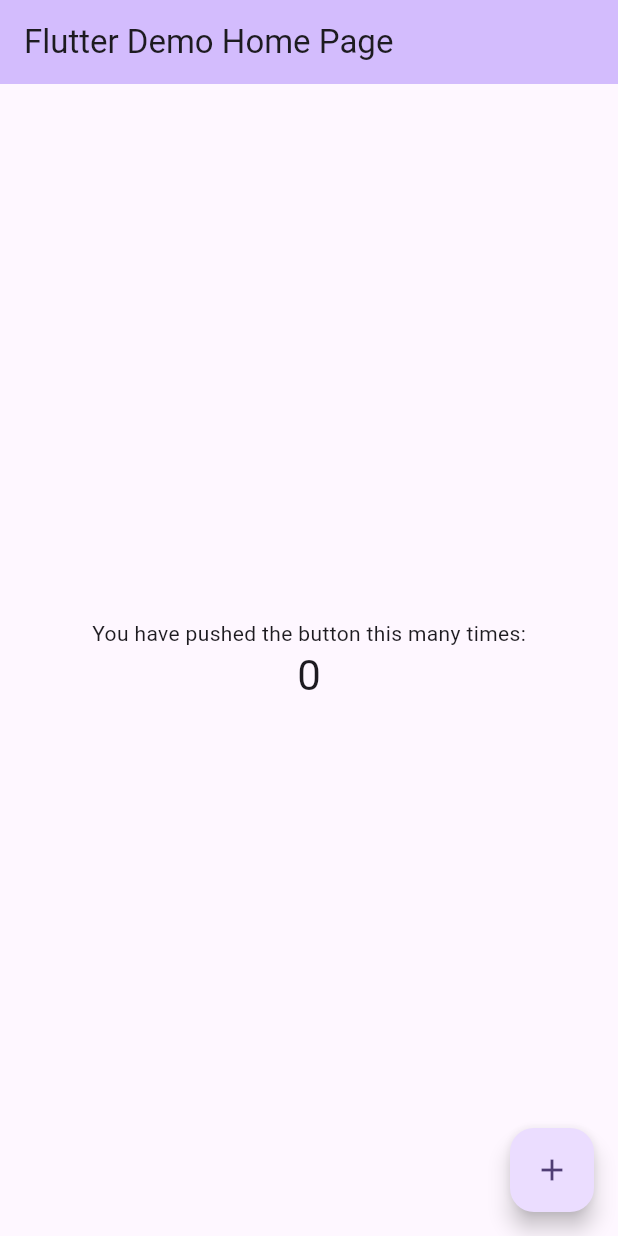
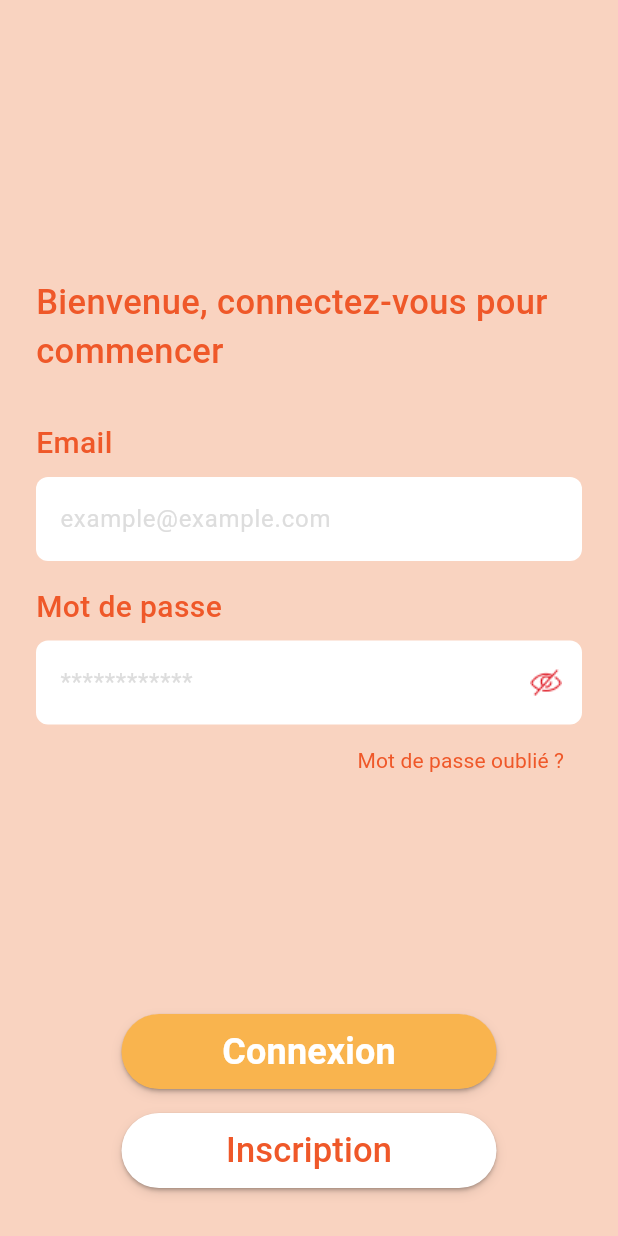
Before and after one commit to RomainDoyen/chicken_grills, a Flutter app: the screen it shows after launch, on a phone screen of 412 x 824 dp. Run offline on Flutter 3.47's test engine with Material 3 defaults, Android fonts, the phone set to English and light mode, and no system bars; our stand-ins replace firebase_core; accounts and stored records are empty.

Commit message:
Création d'un splashscreen et d'une page de login

```diff
--- a/lib/main.dart
+++ b/lib/main.dart
@@ -1,122 +1,65 @@
+import 'package:chicken_grills/pages/forms/login.dart';
+import 'package:chicken_grills/splash_screen.dart';
 import 'package:flutter/material.dart';
+import 'package:flutter/services.dart';
 
-void main() {
+void main() async {
+  WidgetsFlutterBinding.ensureInitialized();
+
+  // Verrouillage de l'orientation en mode portrait
+  await SystemChrome.setPreferredOrientations([DeviceOrientation.portraitUp]);
+
+  // Initialiser l'environnement en premier !
+  //await Environment.initialize();
+
   runApp(const MyApp());
 }
 
-class MyApp extends StatelessWidget {
+class MyApp extends StatefulWidget {
   const MyApp({super.key});
 
-  // This widget is the root of your application.
   @override
-  Widget build(BuildContext context) {
-    return MaterialApp(
-      title: 'Flutter Demo',
-      theme: ThemeData(
-        // This is the theme of your application.
-        //
-        // TRY THIS: Try running your application with "flutter run". You'll see
-        // the application has a purple toolbar. Then, without quitting the app,
-        // try changing the seedColor in the colorScheme below to Colors.green
-        // and then invoke "hot reload" (save your changes or press the "hot
-        // reload" button in a Flutter-supported IDE, or press "r" if you used
-        // the command line to start the app).
-        //
-        // Notice that the counter didn't reset back to zero; the application
-        // state is not lost during the reload. To reset the state, use hot
-        // restart instead.
-        //
-        // This works for code too, not just values: Most code changes can be
-        // tested with just a hot reload.
-        colorScheme: ColorScheme.fromSeed(seedColor: Colors.deepPurple),
-      ),
-      home: const MyHomePage(title: 'Flutter Demo Home Page'),
-    );
-  }
+  State<MyApp> createState() => _MyAppState();
 }
 
-class MyHomePage extends StatefulWidget {
-  const MyHomePage({super.key, required this.title});
-
-  // This widget is the home page of your application. It is stateful, meaning
-  // that it has a State object (defined below) that contains fields that affect
-  // how it looks.
-
-  // This class is the configuration for the state. It holds the values (in this
-  // case the title) provided by the parent (in this case the App widget) and
-  // used by the build method of the State. Fields in a Widget subclass are
-  // always marked "final".
-
-  final String title;
+class _MyAppState extends State<MyApp> with WidgetsBindingObserver {
+  //final SessionManager _sessionManager = SessionManager();
+  final GlobalKey<NavigatorState> navigatorKey = GlobalKey<NavigatorState>();
 
   @override
-  State<MyHomePage> createState() => _MyHomePageState();
-}
+  void initState() {
+    super.initState();
+    WidgetsBinding.instance.addObserver(this);
+  }
 
-class _MyHomePageState extends State<MyHomePage> {
-  int _counter = 0;
+  @override
+  void dispose() {
+    WidgetsBinding.instance.removeObserver(this);
+    super.dispose();
+  }
 
-  void _incrementCounter() {
-    setState(() {
-      // This call to setState tells the Flutter framework that something has
-      // changed in this State, which causes it to rerun the build method below
-      // so that the display can reflect the updated values. If we changed
-      // _counter without calling setState(), then the build method would not be
-      // called again, and so nothing would appear to happen.
-      _counter++;
-    });
+  @override
+  void didChangeAppLifecycleState(AppLifecycleState state) {
+    /*if (navigatorKey.currentContext != null) {
+      _sessionManager.onAppStateChanged(state, navigatorKey.currentContext!);
+    }*/
   }
 
   @override
   Widget build(BuildContext context) {
-    // This method is rerun every time setState is called, for instance as done
-    // by the _incrementCounter method above.
-    //
-    // The Flutter framework has been optimized to make rerunning build methods
-    // fast, so that you can just rebuild anything that needs updating rather
-    // than having to individually change instances of widgets.
-    return Scaffold(
-      appBar: AppBar(
-        // TRY THIS: Try changing the color here to a specific color (to
-        // Colors.amber, perhaps?) and trigger a hot reload to see the AppBar
-        // change color while the other colors stay the same.
-        backgroundColor: Theme.of(context).colorScheme.inversePrimary,
-        // Here we take the value from the MyHomePage object that was created by
-        // the App.build method, and use it to set our appbar title.
-        title: Text(widget.title),
+    return MaterialApp(
+      navigatorKey: navigatorKey,
+      //debugShowCheckedModeBanner: Environment.showDebugBanner,
+      theme: ThemeData(
+        dialogBackgroundColor: const Color(0xFFF9D3C0),
+        primarySwatch: Colors.blue,
+        iconTheme: const IconThemeData(color: Color(0xFFF9D3C0)),
       ),
-      body: Center(
-        // Center is a layout widget. It takes a single child and positions it
-        // in the middle of the parent.
-        child: Column(
-          // Column is also a layout widget. It takes a list of children and
-          // arranges them vertically. By default, it sizes itself to fit its
-          // children horizontally, and tries to be as tall as its parent.
-          //
-          // Column has various properties to control how it sizes itself and
-          // how it positions its children. Here we use mainAxisAlignment to
-          // center the children vertically; the main axis here is the vertical
-          // axis because Columns are vertical (the cross axis would be
-          // horizontal).
-          //
-          // TRY THIS: Invoke "debug painting" (choose the "Toggle Debug Paint"
-          // action in the IDE, or press "p" in the console), to see the
-          // wireframe for each widget.
-          mainAxisAlignment: MainAxisAlignment.center,
-          children: <Widget>[
-            const Text('You have pushed the button this many times:'),
-            Text(
-              '$_counter',
-              style: Theme.of(context).textTheme.headlineMedium,
-            ),
-          ],
-        ),
-      ),
-      floatingActionButton: FloatingActionButton(
-        onPressed: _incrementCounter,
-        tooltip: 'Increment',
-        child: const Icon(Icons.add),
-      ), // This trailing comma makes auto-formatting nicer for build methods.
+      initialRoute: '/',
+      routes: {
+        '/': (context) => const MySplashScreen(), // SplashScreen
+        '/login': (context) => const LoginPage(), // Page de connexion
+      },
     );
   }
 }
--- /dev/null
+++ b/lib/pages/forms/login.dart
@@ -0,0 +1,284 @@
+import 'package:flutter/material.dart';
+//import 'package:chicken_grills/services/api_service.dart';
+
+class LoginPage extends StatefulWidget {
+  const LoginPage({super.key});
+
+  @override
+  State<LoginPage> createState() => _LoginPageState();
+}
+
+class _LoginPageState extends State<LoginPage> {
+  bool _obscurePassword = true;
+  double _logoPosition = 0.0;
+  final TextEditingController _emailController = TextEditingController();
+  final TextEditingController _passwordController = TextEditingController();
+  String? _errorMessage = "";
+
+  // Expression régulière pour vérifier un email valide
+  final RegExp emailRegex = RegExp(
+    r"^[a-zA-Z0-9._%+-]+@[a-zA-Z0-9.-]+\.[a-zA-Z]{2,}$",
+  );
+
+  // Expression régulière pour un mot de passe sécurisé
+  final RegExp passwordRegex = RegExp(
+    // r"^(?=.*[a-z])(?=.*[A-Z])(?=.*\d)[A-Za-z\d]{6,}$", // avec les majuscules
+    r"^(?=.*[a-z])(?=.*\d)[a-zA-Z\d]{6,}$", // sans les majuscules
+  );
+
+  @override
+  void initState() {
+    super.initState();
+    Future.delayed(const Duration(milliseconds: 500), () {
+      setState(() {
+        _logoPosition = -20.0;
+      });
+    });
+  }
+
+  void _login() async {
+    setState(() {
+      _errorMessage = null;
+    });
+
+    if (_emailController.text.isEmpty) {
+      setState(() {
+        _errorMessage = "Veuillez remplir le champ Email";
+      });
+      return;
+    } else if (!emailRegex.hasMatch(_emailController.text)) {
+      setState(() {
+        _errorMessage = "Veuillez entrer une adresse email valide";
+      });
+      return;
+    } else if (_passwordController.text.isEmpty) {
+      setState(() {
+        _errorMessage = "Veuillez remplir le champ Mot de passe";
+      });
+      return;
+    } else if (!passwordRegex.hasMatch(_passwordController.text)) {
+      setState(() {
+        _errorMessage = "Le mot de passe doit contenir au moins 6 caractères, une majuscule, une minuscule et un chiffre";
+      });
+      return;
+    }
+
+    /*final result = await ApiService.loginUser(
+      _emailController.text,
+      _passwordController.text,
+      context,
+    );*/
+
+    /*if (result["success"]) {
+      Navigator.pushReplacementNamed(context, '/home');
+    } else {
+      setState(() {
+        _errorMessage = result["message"];
+      });
+    }*/
+  }
+
+  @override
+  Widget build(BuildContext context) {
+    return Scaffold(
+      body: Container(
+        decoration: const BoxDecoration(
+          color: Color(0xFFF9D3C0),
+        ),
+        child: SizedBox.expand(
+          child:
+            Column(
+              children: [
+                Expanded(
+                  child: Padding(
+                    padding: const EdgeInsets.symmetric(horizontal: 24.0),
+                    child: Column(
+                      mainAxisAlignment: MainAxisAlignment.center,
+                      children: [
+                        const SizedBox(height: 40),
+                        const Text(
+                          "Bienvenue, connectez-vous pour commencer",
+                          textAlign: TextAlign.left,
+                          style: TextStyle(
+                            fontSize: 23,
+                            fontWeight: FontWeight.w500,
+                            color: Color(0xFFEF5829),
+                          ),
+                        ),
+                        const SizedBox(height: 30),
+                        Align(
+                          alignment: Alignment.centerLeft,
+                          child: const Text(
+                            "Email",
+                            style: TextStyle(
+                              fontWeight: FontWeight.w500,
+                              fontSize: 20,
+                              color: Color(0xFFEF5829),
+                            ),
+                          ),
+                        ),
+                        const SizedBox(height: 8),
+                        TextField(
+                          controller: _emailController,
+                          decoration: InputDecoration(
+                            hintText: "example@example.com",
+                            hintStyle: const TextStyle(
+                              color: Color(0xFFDDDDDD),
+                              fontWeight: FontWeight.w400,
+                              fontSize: 16,
+                            ),
+                            filled: true,
+                            fillColor: Colors.white,
+                            border: OutlineInputBorder(
+                              borderRadius: BorderRadius.circular(8),
+                              borderSide: BorderSide.none,
+                            ),
+                          ),
+                        ),
+                        const SizedBox(height: 16),
+                        const Align(
+                          alignment: Alignment.centerLeft,
+                          child: Text(
+                            "Mot de passe",
+                            style: TextStyle(
+                              fontWeight: FontWeight.w500,
+                              fontSize: 20,
+                              color: Color(0xFFEF5829),
+                            ),
+                          ),
+                        ),
+                        const SizedBox(height: 8),
+                        TextField(
+                          controller: _passwordController,
+                          obscureText: _obscurePassword,
+                          decoration: InputDecoration(
+                            hintText: "************",
+                            hintStyle: const TextStyle(
+                              color: Color(0xFFDDDDDD),
+                              fontWeight: FontWeight.w400,
+                              fontSize: 16,
+                            ),
+                            border: OutlineInputBorder(
+                              borderRadius: BorderRadius.circular(8),
+                              borderSide: BorderSide.none,
+                            ),
+                            filled: true,
+                            fillColor: Colors.white,
+                            suffixIcon: IconButton(
+                              icon: _obscurePassword
+                                  ? Image.asset("assets/images/eye-slash.png")
+                                  : Image.asset("assets/images/eye.png"),
+                              onPressed: () {
+                                setState(() {
+                                  _obscurePassword = !_obscurePassword;
+                                });
+                              },
+                            ),
+                          ),
+                        ),
+                        Align(
+                          alignment: Alignment.centerRight,
+                          child: TextButton(
+                            onPressed: () {},
+                            child: const Text(
+                              "Mot de passe oublié ?",
+                              style: TextStyle(
+                                color: Color(0xFFEF5829),
+                                fontSize: 14,
+                                fontWeight: FontWeight.w400,
+                              ),
+                            ),
+                          ),
+                        ),
+                        if (_errorMessage != null && _errorMessage!.isNotEmpty)
+                          Padding(
+                            padding: const EdgeInsets.only(top: 8.0),
+                            child: Text(
+                              _errorMessage!,
+                              style: const TextStyle(
+                                color: Color.fromARGB(255, 160, 46, 12),
+                                fontWeight: FontWeight.bold,
+                              ),
+                            ),
+                          ),
+                      ],
+                    ),
+                  ),
+                ),
+                Padding(
+                  padding: const EdgeInsets.only(bottom: 32.0),
+                  child: Column(
+                    children: [
+                      Container(
+                        width: 250,
+                        height: 50,
+                        decoration: BoxDecoration(
+                          boxShadow: [
+                            BoxShadow(
+                              color: Colors.black.withOpacity(0.1),
+                              blurRadius: 6,
+                              offset: const Offset(0, 3),
+                            ),
+                          ],
+                          borderRadius: BorderRadius.circular(30),
+                        ),
+                        child: ElevatedButton(
+                          onPressed: _login,
+                          style: ElevatedButton.styleFrom(
+                            backgroundColor: const Color(0xFFF9B44E),
+                            shape: RoundedRectangleBorder(
+                                borderRadius: BorderRadius.circular(30)),
+                          ),
+                          child: const Text(
+                            "Connexion",
+                            style: TextStyle(
+                              fontSize: 24,
+                              color: Colors.white,
+                              fontWeight: FontWeight.w700,
+                            ),
+                          ),
+                        ),
+                      ),
+                      const SizedBox(height: 16),
+                      Container(
+                        width: 250,
+                        height: 50,
+                        decoration: BoxDecoration(
+                          boxShadow: [
+                            BoxShadow(
+                              color: Colors.black.withOpacity(0.1),
+                              blurRadius: 6,
+                              offset: const Offset(0, 3),
+                            ),
+                          ],
+                          borderRadius: BorderRadius.circular(30),
+                        ),
+                        child: ElevatedButton(
+                          onPressed: () {
+                            Navigator.pushNamed(context, '/signup-code');
+                          },
+                          style: ElevatedButton.styleFrom(
+                            backgroundColor: Colors.white,
+                            shape: RoundedRectangleBorder(
+                                borderRadius: BorderRadius.circular(30)),
+                          ),
+                          child: const Text(
+                            "Inscription",
+                            style: TextStyle(
+                              fontSize: 23,
+                              color: Color(0xFFEF5829),
+                              fontWeight: FontWeight.w500,
+                            ),
+                          ),
+                        ),
+                      ),
+                    ],
+                  ),
+                ),
+              ],
+            ),
+        ),
+      ),
+    );
+  }
+}
--- /dev/null
+++ b/lib/splash_screen.dart
@@ -0,0 +1,56 @@
+import "dart:async";
+import "package:flutter/material.dart";
+
+class MySplashScreen extends StatefulWidget {
+  const MySplashScreen({super.key});
+
+  @override
+  State<MySplashScreen> createState() => _MySplashScreenState();
+}
+
+class _MySplashScreenState extends State<MySplashScreen> {
+
+  bool _isLogoVisible = false;
+
+  @override
+  void initState() {
+    super.initState();
+     WidgetsBinding.instance.addPostFrameCallback((_) {
+      setState(() {
+        _isLogoVisible = true;
+      });
+      Timer(const Duration(seconds: 2), () {
+        Navigator.pushReplacementNamed(context, '/login');
+      });
+    });
+  }
+
+  @override
+  Widget build(BuildContext context) {
+    return MaterialApp(
+      debugShowCheckedModeBanner: false,
+      color: Colors.white,
+      home: Scaffold(
+        backgroundColor: Color(0xFFF9D3C0),
+        body: Center(
+          child: AnimatedPositioned(
+            duration: const Duration(seconds: 2),
+            top: _isLogoVisible ? 0 : MediaQuery.of(context).size.height / 4,
+            left: 0,
+            right: 0,
+            child: Container(
+              width: 295,
+              height: 165,
+              decoration: const BoxDecoration(
+                image: DecorationImage(
+                  image: AssetImage('assets/images/icon.png'),
+                  fit: BoxFit.contain,
+                ),
+              ),
+            ),
+          ),
+        ),
+      ),
+    );
+  }
+}
--- a/pubspec.yaml
+++ b/pubspec.yaml
@@ -59,8 +59,8 @@ flutter:
   uses-material-design: true
 
   # To add assets to your application, add an assets section, like this:
-  # assets:
-  #   - images/a_dot_burr.jpeg
+  assets:
+     - assets/images/
   #   - images/a_dot_ham.jpeg
 
   # An image asset can refer to one or more resolution-specific "variants", see
```
Also changed, not shown: assets/images/chicken-marker.png (added), assets/images/eye-slash.png (added), assets/images/eye.png (added), assets/images/icon.png (added).
